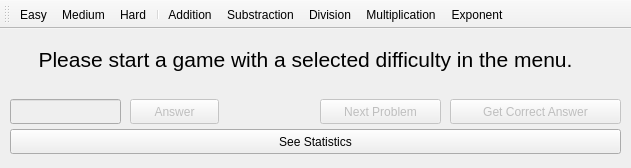
Qt form Math_Game/mainwindow.ui (JayHacks2017-SC-BI-TD-BQ/Math-Game) before a commit.
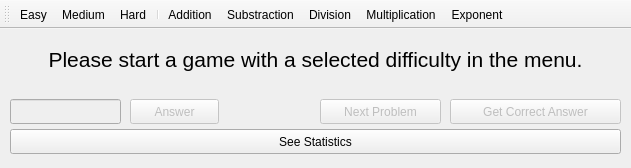
The same form after that commit.

The edit to the form file:
```diff
--- a/Math_Game/mainwindow.ui
+++ b/Math_Game/mainwindow.ui
@@ -19,7 +19,7 @@
      <rect>
       <x>10</x>
       <y>10</y>
-      <width>591</width>
+      <width>611</width>
       <height>41</height>
      </rect>
     </property>
```
Left out of the diff: 6 changed lines with no effect on the pictures.
